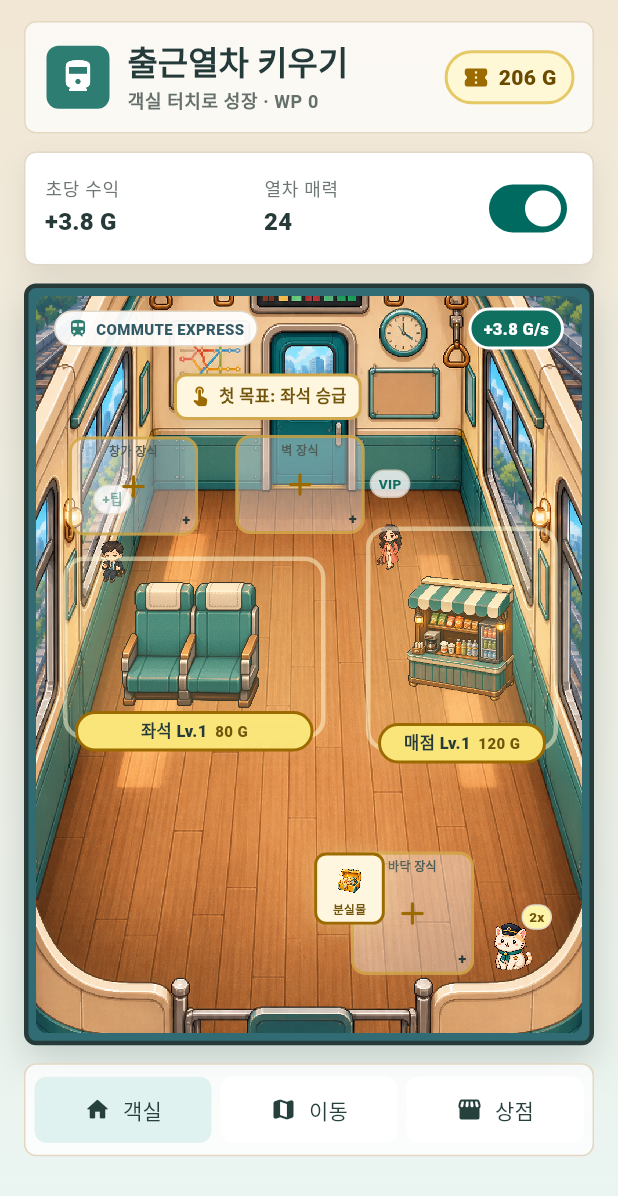
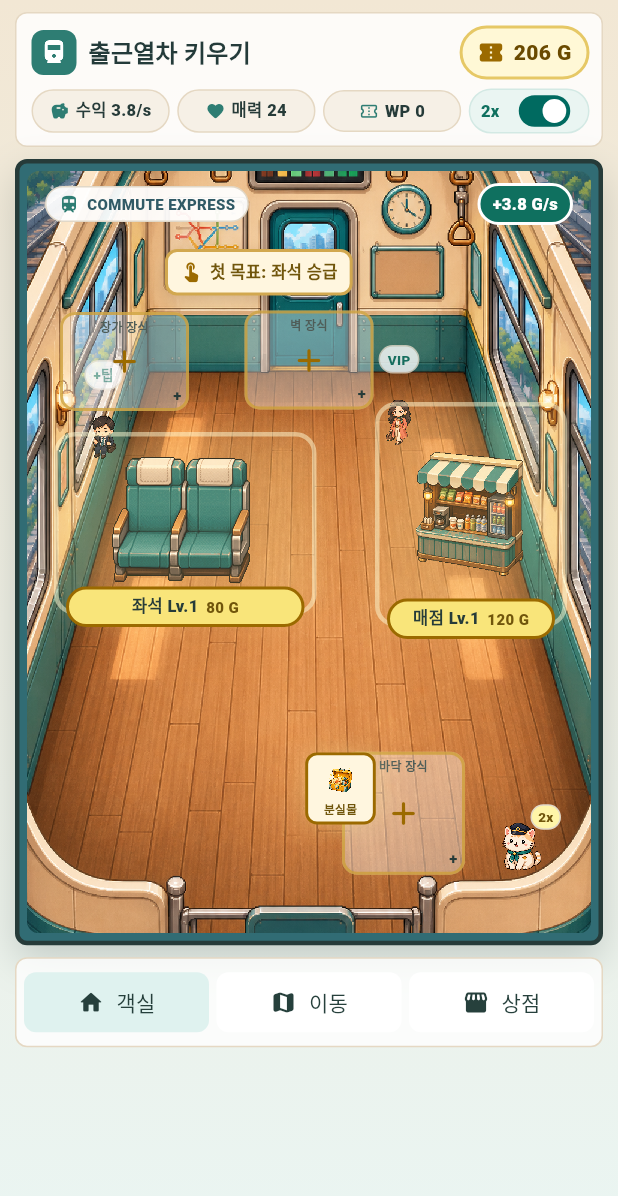
Before and after one commit to jeparkk/commute-train-tycoon, a Flutter app: the screen it shows after launch, on a phone screen of 412 x 824 dp. Shown: the top 1196 px of the screen. Run offline on Flutter 3.47's test engine with Material 3 defaults, Android fonts, the phone set to English and light mode, and no system bars; our stand-ins replace geolocator, shared_preferences.

Commit message:
Compact main screen HUD

```diff
--- a/lib/src/features/game/screens/game_screen.dart
+++ b/lib/src/features/game/screens/game_screen.dart
@@ -20,7 +20,6 @@ import '../widgets/game_header.dart';
 import '../widgets/movement_bonus_sheet.dart';
 import '../widgets/offline_reward_sheet.dart';
 import '../widgets/shop_sheet.dart';
-import '../widgets/status_panel.dart';
 import '../widgets/train_cabin.dart';
 
 class GameScreen extends StatefulWidget {
@@ -691,17 +690,15 @@ class _GameContent extends StatelessWidget {
             child: ConstrainedBox(
               constraints: BoxConstraints(minHeight: constraints.maxHeight),
               child: Padding(
-                padding: const EdgeInsets.fromLTRB(16, 14, 16, 16),
+                padding: const EdgeInsets.fromLTRB(10, 8, 10, 10),
                 child: Column(
                   crossAxisAlignment: CrossAxisAlignment.stretch,
                   children: [
-                    GameHeader(state: state),
-                    const SizedBox(height: 12),
-                    StatusPanel(
+                    GameHeader(
                       state: state,
                       onToggleFocusBoost: onToggleFocusBoost,
                     ),
-                    const SizedBox(height: 12),
+                    const SizedBox(height: 8),
                     TrainCabin(
                       state: state,
                       incomePulse: incomePulse,
@@ -711,7 +708,7 @@ class _GameContent extends StatelessWidget {
                       onOpenDecorations: onOpenDecorations,
                       onClaimLostItem: onClaimLostItem,
                     ),
-                    const SizedBox(height: 12),
+                    const SizedBox(height: 8),
                     BottomActions(
                       toast: toast,
                       onCabin: () {},
--- a/lib/src/features/game/widgets/bottom_actions.dart
+++ b/lib/src/features/game/widgets/bottom_actions.dart
@@ -49,7 +49,7 @@ class BottomActions extends StatelessWidget {
                 ),
         ),
         Container(
-          padding: const EdgeInsets.all(6),
+          padding: const EdgeInsets.all(5),
           decoration: BoxDecoration(
             color: Colors.white.withValues(alpha: 0.78),
             borderRadius: BorderRadius.circular(8),
@@ -65,7 +65,7 @@ class BottomActions extends StatelessWidget {
                   onPressed: onCabin,
                 ),
               ),
-              const SizedBox(width: 6),
+              const SizedBox(width: 5),
               Expanded(
                 child: _NavButton(
                   icon: Icons.map_rounded,
@@ -73,7 +73,7 @@ class BottomActions extends StatelessWidget {
                   onPressed: onMove,
                 ),
               ),
-              const SizedBox(width: 6),
+              const SizedBox(width: 5),
               Expanded(
                 child: _NavButton(
                   icon: Icons.storefront_rounded,
@@ -111,7 +111,7 @@ class _NavButton extends StatelessWidget {
       style: FilledButton.styleFrom(
         backgroundColor: selected ? const Color(0xFFDFF2EF) : Colors.white,
         foregroundColor: const Color(0xFF26403C),
-        padding: const EdgeInsets.symmetric(horizontal: 8, vertical: 12),
+        padding: const EdgeInsets.symmetric(horizontal: 8, vertical: 10),
         shape: RoundedRectangleBorder(borderRadius: BorderRadius.circular(8)),
       ),
     );
--- a/lib/src/features/game/widgets/game_header.dart
+++ b/lib/src/features/game/widgets/game_header.dart
@@ -4,24 +4,32 @@ import '../models/game_state.dart';
 import 'currency_pill.dart';
 
 class GameHeader extends StatelessWidget {
-  const GameHeader({required this.state, super.key});
+  const GameHeader({
+    required this.state,
+    required this.onToggleFocusBoost,
+    super.key,
+  });
 
   final GameState state;
+  final ValueChanged<bool> onToggleFocusBoost;
 
   @override
   Widget build(BuildContext context) {
     return Container(
-      padding: const EdgeInsets.fromLTRB(14, 12, 12, 12),
+      padding: const EdgeInsets.fromLTRB(10, 8, 8, 8),
       decoration: BoxDecoration(
-        color: Colors.white.withValues(alpha: 0.72),
+        color: Colors.white.withValues(alpha: 0.84),
         borderRadius: BorderRadius.circular(8),
         border: Border.all(color: const Color(0xFFE5D8C3)),
       ),
-      child: Row(
+      child: Column(
+        mainAxisSize: MainAxisSize.min,
+        children: [
+          Row(
             children: [
               Container(
-            width: 42,
-            height: 42,
+                width: 30,
+                height: 30,
                 decoration: BoxDecoration(
                   color: const Color(0xFF2E7D73),
                   borderRadius: BorderRadius.circular(8),
@@ -29,29 +37,19 @@ class GameHeader extends StatelessWidget {
                 child: const Icon(
                   Icons.directions_train_rounded,
                   color: Colors.white,
+                  size: 18,
                 ),
               ),
-          const SizedBox(width: 12),
+              const SizedBox(width: 8),
               Expanded(
-            child: Column(
-              crossAxisAlignment: CrossAxisAlignment.start,
-              children: [
-                Text(
+                child: Text(
                   '출근열차 키우기',
-                  style: Theme.of(context).textTheme.titleLarge?.copyWith(
+                  maxLines: 1,
+                  overflow: TextOverflow.ellipsis,
+                  style: Theme.of(context).textTheme.titleMedium?.copyWith(
                     fontWeight: FontWeight.w900,
                     color: const Color(0xFF243B3A),
                   ),
-                ),
-                const SizedBox(height: 2),
-                Text(
-                  '객실 터치로 성장 · WP ${state.warpPoints}',
-                  style: Theme.of(context).textTheme.bodySmall?.copyWith(
-                    color: const Color(0xFF65706C),
-                    fontWeight: FontWeight.w700,
-                  ),
-                ),
-              ],
                 ),
               ),
               CurrencyPill(
@@ -60,6 +58,108 @@ class GameHeader extends StatelessWidget {
               ),
             ],
           ),
+          const SizedBox(height: 6),
+          Row(
+            children: [
+              Expanded(
+                child: _HudChip(
+                  icon: Icons.savings_rounded,
+                  label:
+                      '수익 ${state.activeIncomePerSecond.toStringAsFixed(1)}/s',
+                ),
+              ),
+              const SizedBox(width: 5),
+              Expanded(
+                child: _HudChip(
+                  icon: Icons.favorite_rounded,
+                  label: '매력 ${state.trainAppeal}',
+                ),
+              ),
+              const SizedBox(width: 5),
+              Expanded(
+                child: _HudChip(
+                  icon: Icons.confirmation_number_outlined,
+                  label: 'WP ${state.warpPoints}',
+                ),
+              ),
+              const SizedBox(width: 5),
+              DecoratedBox(
+                decoration: BoxDecoration(
+                  color: const Color(0xFFEAF5F2),
+                  borderRadius: BorderRadius.circular(999),
+                  border: Border.all(color: const Color(0xFFD3E9E4)),
+                ),
+                child: SizedBox(
+                  height: 30,
+                  child: Row(
+                    mainAxisSize: MainAxisSize.min,
+                    children: [
+                      const Padding(
+                        padding: EdgeInsets.only(left: 8),
+                        child: Text(
+                          '2x',
+                          style: TextStyle(
+                            color: Color(0xFF0F705F),
+                            fontSize: 11,
+                            fontWeight: FontWeight.w900,
+                          ),
+                        ),
+                      ),
+                      Transform.scale(
+                        scale: 0.66,
+                        child: Switch(
+                          value: state.focusBoostEnabled,
+                          onChanged: onToggleFocusBoost,
+                        ),
+                      ),
+                    ],
+                  ),
+                ),
+              ),
+            ],
+          ),
+        ],
+      ),
     );
   }
 }
+
+class _HudChip extends StatelessWidget {
+  const _HudChip({required this.icon, required this.label});
+
+  final IconData icon;
+  final String label;
+
+  @override
+  Widget build(BuildContext context) {
+    return DecoratedBox(
+      decoration: BoxDecoration(
+        color: const Color(0xFFF6F0E6),
+        borderRadius: BorderRadius.circular(999),
+        border: Border.all(color: const Color(0xFFE5D8C3)),
+      ),
+      child: Padding(
+        padding: const EdgeInsets.symmetric(horizontal: 7, vertical: 6),
+        child: Row(
+          mainAxisAlignment: MainAxisAlignment.center,
+          children: [
+            Icon(icon, size: 13, color: const Color(0xFF2E7D73)),
+            const SizedBox(width: 4),
+            Flexible(
+              child: Text(
+                label,
+                maxLines: 1,
+                overflow: TextOverflow.ellipsis,
+                style: const TextStyle(
+                  color: Color(0xFF263B39),
+                  fontSize: 11,
+                  fontWeight: FontWeight.w900,
+                ),
+              ),
+            ),
+          ],
+        ),
+      ),
+    );
+  }
+}
--- a/lib/src/features/game/widgets/status_panel.dart
+++ b/lib/src/features/game/widgets/status_panel.dart
@@ -16,19 +16,12 @@ class StatusPanel extends StatelessWidget {
   Widget build(BuildContext context) {
     return DecoratedBox(
       decoration: BoxDecoration(
-        color: Colors.white,
+        color: Colors.white.withValues(alpha: 0.74),
         borderRadius: BorderRadius.circular(8),
         border: Border.all(color: const Color(0xFFE1D8C8)),
-        boxShadow: const [
-          BoxShadow(
-            color: Color(0x1A3E3428),
-            blurRadius: 16,
-            offset: Offset(0, 8),
-          ),
-        ],
       ),
       child: Padding(
-        padding: const EdgeInsets.all(14),
+        padding: const EdgeInsets.fromLTRB(10, 7, 8, 7),
         child: Row(
           children: [
             Expanded(
@@ -40,9 +33,13 @@ class StatusPanel extends StatelessWidget {
             Expanded(
               child: _Metric(label: '열차 매력', value: '${state.trainAppeal}'),
             ),
-            Switch(
-              value: state.focusBoostEnabled,
-              onChanged: onToggleFocusBoost,
+            Transform.scale(
+              scale: 0.82,
+              alignment: Alignment.centerRight,
+              child: Switch(
+                value: state.focusBoostEnabled,
+                onChanged: onToggleFocusBoost,
+              ),
             ),
           ],
         ),
@@ -64,14 +61,18 @@ class _Metric extends StatelessWidget {
       children: [
         Text(
           label,
-          style: Theme.of(
-            context,
-          ).textTheme.labelMedium?.copyWith(color: const Color(0xFF6C7772)),
+          maxLines: 1,
+          overflow: TextOverflow.ellipsis,
+          style: Theme.of(context).textTheme.labelSmall?.copyWith(
+            color: const Color(0xFF6C7772),
+            fontWeight: FontWeight.w800,
+          ),
         ),
-        const SizedBox(height: 2),
         Text(
           value,
-          style: Theme.of(context).textTheme.titleMedium?.copyWith(
+          maxLines: 1,
+          overflow: TextOverflow.ellipsis,
+          style: Theme.of(context).textTheme.titleSmall?.copyWith(
             fontWeight: FontWeight.w900,
             color: const Color(0xFF263B39),
           ),
```
Lines whose indentation alone changed are shown as unchanged.
